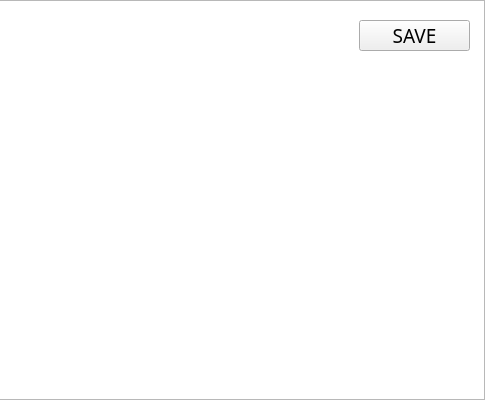
First picture: the form in gameo.ui, repository MarianAlpha/juego, before the edit; both pictures show x 515 to 1000 and y 0 to 400 of the 1000 by 400 pixel window.
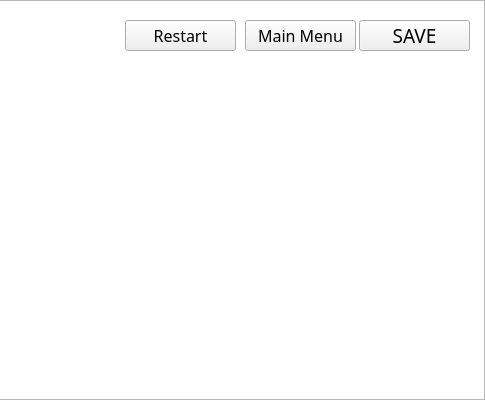
Second picture: the form after the edit.

Commit message: funcion restart, funcion main menu

```diff
--- a/gameo.ui
+++ b/gameo.ui
@@ -100,6 +100,44 @@
     <string>SAVE</string>
    </property>
   </widget>
+  <widget class="QPushButton" name="restart">
+   <property name="geometry">
+    <rect>
+     <x>760</x>
+     <y>20</y>
+     <width>111</width>
+     <height>31</height>
+    </rect>
+   </property>
+   <property name="font">
+    <font>
+     <family>Dead Kansas</family>
+     <pointsize>12</pointsize>
+    </font>
+   </property>
+   <property name="text">
+    <string>Main Menu</string>
+   </property>
+  </widget>
+  <widget class="QPushButton" name="restart_2">
+   <property name="geometry">
+    <rect>
+     <x>640</x>
+     <y>20</y>
+     <width>111</width>
+     <height>31</height>
+    </rect>
+   </property>
+   <property name="font">
+    <font>
+     <family>Dead Kansas</family>
+     <pointsize>12</pointsize>
+    </font>
+   </property>
+   <property name="text">
+    <string>Restart</string>
+   </property>
+  </widget>
  </widget>
  <resources/>
  <connections/>
```
The commit also changes 4 other files.
